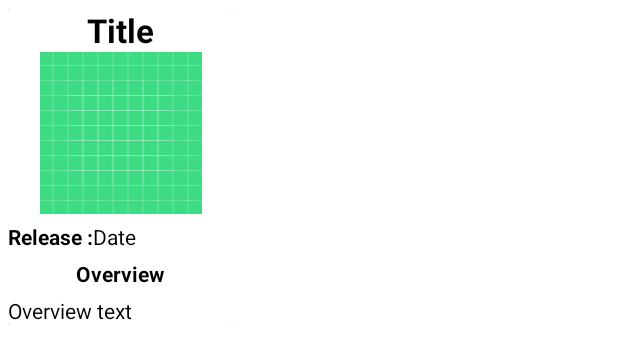
After one commit to JAPHETHNYARANGA/EntertainMent-App, an Android app: the layout individual_item_movies.xml on its own in the app's theme, with its tools: preview values and no code run, on a phone screen of 412 x 824 dp. The commit adds this screen. Shown: the top 364 px of the screen. Run offline under Robolectric (Android 15) with nearby library versions, the light colour scheme and no system bars.

```diff
--- a/app/src/main/java/com/storesoko/entertainmentapp/News/Ui/fragments/AllNewsFragment.kt
+++ b/app/src/main/java/com/storesoko/entertainmentapp/News/Ui/fragments/AllNewsFragment.kt
@@ -9,6 +9,7 @@ import android.widget.Toast
 import androidx.lifecycle.Observer
 import androidx.lifecycle.ViewModelProvider
 import androidx.recyclerview.widget.DividerItemDecoration
+import androidx.recyclerview.widget.GridLayoutManager
 import androidx.recyclerview.widget.LinearLayoutManager
 import com.storesoko.entertainmentapp.News.Models.Article
 import com.storesoko.entertainmentapp.News.adapter.allNewsAdapter
@@ -38,6 +39,8 @@ class AllNewsFragment : Fragment() {
         val recyclerView = view.allNewsRecycler
 
         recyclerView.layoutManager = LinearLayoutManager(activity)
+      //  recyclerView.layoutManager= GridLayoutManager(activity)
+
 
         val decoration = DividerItemDecoration(activity, DividerItemDecoration.VERTICAL)
         recyclerView.addItemDecoration(decoration)
@@ -47,6 +50,8 @@ class AllNewsFragment : Fragment() {
         recyclerView.adapter = newsRecyclerAdapter
 
     }
+
+
 
     private fun getViewModel(){
         val viewModel = ViewModelProvider(this).get(allNewsViewModel::class.java)
--- /dev/null
+++ b/app/src/main/res/layout/individual_item_movies.xml
@@ -0,0 +1,69 @@
+<?xml version="1.0" encoding="utf-8"?>
+<RelativeLayout xmlns:android="http://schemas.android.com/apk/res/android"
+    android:layout_margin="5dp"
+    android:layout_width="150dp"
+    android:layout_height="wrap_content">
+    <androidx.cardview.widget.CardView
+        android:layout_width="150dp"
+        android:layout_height="wrap_content">
+        <LinearLayout
+            android:layout_width="150dp"
+            android:layout_height="wrap_content"
+            android:orientation="vertical">
+
+            <TextView
+                android:id="@+id/moviesTitle"
+                android:layout_width="wrap_content"
+                android:layout_height="wrap_content"
+                android:text="Title"
+                style="@style/TextAppearance.AppCompat.Large"
+                android:textStyle="bold"
+                android:layout_gravity="center_horizontal"
+                android:textColor="@color/black"/>
+            <ImageView
+                android:id="@+id/moviesImage"
+                android:layout_width="150dp"
+                android:layout_height="wrap_content"
+                android:src="@drawable/ic_launcher_background" />
+            <LinearLayout
+                android:layout_marginTop="5dp"
+                android:layout_width="wrap_content"
+                android:layout_height="wrap_content"
+                android:orientation="horizontal">
+                <TextView
+                    android:layout_width="wrap_content"
+                    android:layout_height="wrap_content"
+                    android:text="Release :"
+                    android:textStyle="bold"
+                    android:textColor="@color/black"/>
+                <TextView
+                    android:id="@+id/moviesReleaseDate"
+                    android:layout_width="wrap_content"
+                    android:layout_height="wrap_content"
+                        android:text="Date"
+                    android:textColor="@color/black"/>
+
+            </LinearLayout>
+
+            <TextView
+                android:layout_width="wrap_content"
+                android:layout_height="wrap_content"
+                android:layout_marginTop="5dp"
+                android:text="Overview"
+                android:layout_gravity="center_horizontal"
+                android:textStyle="bold"
+                android:textColor="@color/black"/>
+
+            <TextView
+                android:id="@+id/moviesOverview"
+                android:layout_width="wrap_content"
+                android:layout_height="wrap_content"
+                android:layout_marginTop="5dp"
+                android:text="Overview text"
+                android:textColor="@color/black"/>
+
+        </LinearLayout>
+
+    </androidx.cardview.widget.CardView>
+
+</RelativeLayout>
```
Also changed, not shown: app/src/main/java/com/storesoko/entertainmentapp/Movies/Ui/fragments/allMoviesFragments.kt (+1 -40 lines), app/src/main/java/com/storesoko/entertainmentapp/Movies/Ui/fragments/searchMoviesFragment.kt (+1 -40 lines), app/src/main/java/com/storesoko/entertainmentapp/Movies/network/RetroMovieInterface.kt (added, +11 -0 lines), app/src/main/java/com/storesoko/entertainmentapp/Movies/network/RetroMoviesInstance.kt (added, +17 -0 lines), app/src/main/java/com/storesoko/entertainmentapp/Movies/viewModels/moviesViewModel.kt (added, +38 -0 lines).
